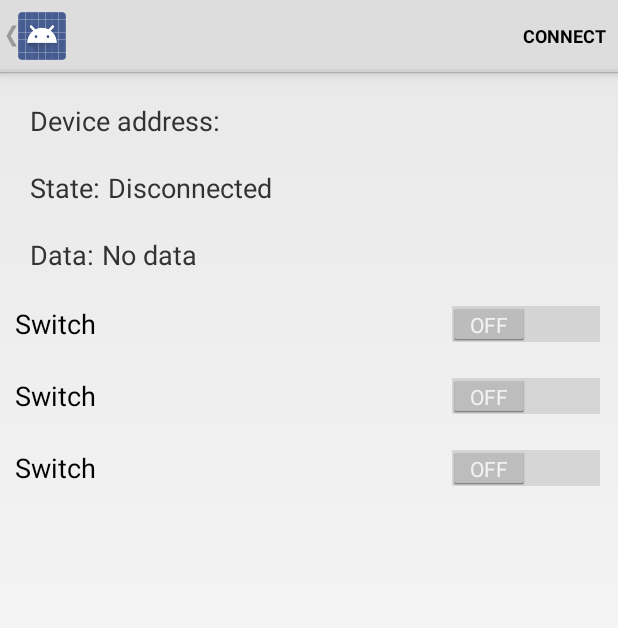
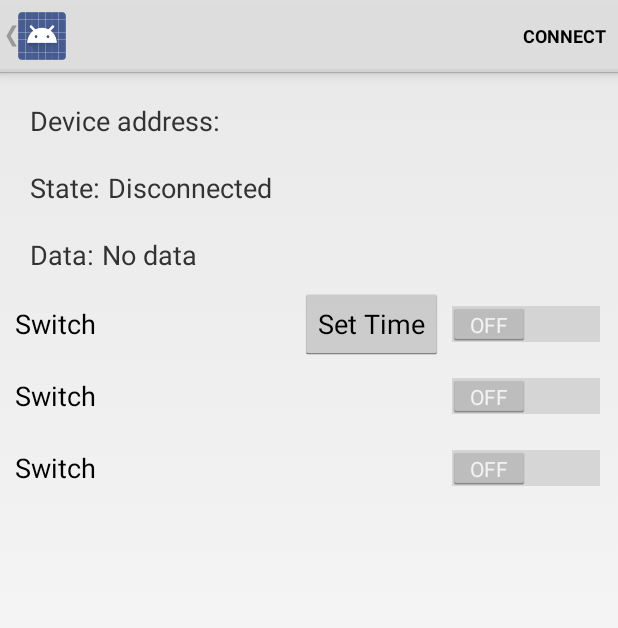
Before and after one commit to weifxn/BLE-Switch-App, an Android app: the MainActivity screen opened directly, with no data from a screen before it, on a phone screen of 412 x 824 dp. Shown: the top 628 px of the screen. Run offline under Robolectric (Android 15) with nearby library versions, the phone set to English and light mode, and no system bars; 3 statements that could not run were skipped.

Commit message:
added send set time to device

```diff
--- a/app/src/main/java/com/dk/wf/ble_switch/MainActivity.java
+++ b/app/src/main/java/com/dk/wf/ble_switch/MainActivity.java
@@ -14,6 +14,8 @@
     > Appear and collapse when tap
     > Set timer page
     > Clock icon change color when timer added
+    > send time data in byte
+    > send 3 time:  current time, start time, end time.
 
  - Disable switch when disconnected
 
@@ -45,6 +47,8 @@ package com.dk.wf.ble_switch;
 
 import android.app.Activity;
 import android.app.AlertDialog;
+import android.app.DialogFragment;
+import android.app.TimePickerDialog;
 import android.bluetooth.BluetoothGattCharacteristic;
 import android.bluetooth.BluetoothGattService;
 import android.content.BroadcastReceiver;
@@ -68,6 +72,11 @@ import android.widget.ExpandableListView;
 import android.widget.SimpleExpandableListAdapter;
 import android.widget.Switch;
 import android.widget.TextView;
+import android.widget.TimePicker;
+
+
+// Time set import
+ import java.util.Calendar;
 
 import java.io.UnsupportedEncodingException;
 import java.text.DateFormat;
@@ -81,7 +90,10 @@ import java.util.List;
  * communicates with {@code BluetoothLeService}, which in turn interacts with the
  * Bluetooth LE API.
  */
-public class MainActivity extends Activity {
+public class MainActivity extends Activity implements TimePickerDialog.OnTimeSetListener {
+
+
+
 
     // for edit lamp name dialog
     private Button btnEdit1, btnEdit2, btnEdit3;
@@ -153,7 +165,7 @@ public class MainActivity extends Activity {
     // demonstrates 'Read' and 'Notify' features.  See
     // http://d.android.com/reference/android/bluetooth/BluetoothGatt.html for the complete
     // list of supported characteristic features.
-    private final ExpandableListView.OnChildClickListener servicesListClickListner =
+    private final ExpandableListView.OnChildClickListener servicesListClickListener =
             new ExpandableListView.OnChildClickListener() {
                 @Override
                 public boolean onChildClick(ExpandableListView parent, View v, int groupPosition,
@@ -191,11 +203,22 @@ public class MainActivity extends Activity {
         super.onCreate(savedInstanceState);
         setContentView(R.layout.gatt_services_characteristics);
 
+        // Time picker section
+
         // For user edit lamp name dialog
         btnEdit1 = (Button) findViewById(R.id.btnEdit1);
         btnEdit2 = (Button) findViewById(R.id.btnEdit2);
         btnEdit3 = (Button) findViewById(R.id.btnEdit3);
         edit = (EditText) findViewById(R.id.edit_text);
+        // time picker
+        Button timebutton = (Button) findViewById(R.id.btn);
+        timebutton.setOnClickListener(new View.OnClickListener() {
+            @Override
+            public void onClick(View v) {
+                DialogFragment timePicker = new TimePickerFragment();
+                timePicker.show(getFragmentManager(), "time picker");
+            }
+        });
 
         btnEdit1.setOnLongClickListener(new View.OnLongClickListener() {
             @Override
@@ -231,7 +254,7 @@ public class MainActivity extends Activity {
         switch1=(Switch) findViewById(R.id.switch1);
         switch2=(Switch) findViewById(R.id.switch2);
         switch3=(Switch) findViewById(R.id.switch3);
-        mGattServicesList.setOnChildClickListener(servicesListClickListner);
+        mGattServicesList.setOnChildClickListener(servicesListClickListener);
         mConnectionState = (TextView) findViewById(R.id.connection_state);
         mDataField = (TextView) findViewById(R.id.data_value);
         getActionBar().setTitle(mDeviceName);
@@ -346,6 +369,25 @@ public class MainActivity extends Activity {
 
 
     }
+
+    @Override
+    public void onTimeSet(TimePicker view, int hourOfDay, int minute) {
+        String time = Integer.toString(hourOfDay) + Integer.toString(minute);
+        byte[] value;
+        try {
+            //send data to service
+            value = time.getBytes("UTF-8");
+            Log.d(TAG, "Connect request result=" + time);
+            mBluetoothLeService.writeRXCharacteristic(value);
+            //Update the log with time stamp
+            String currentDateTimeString = DateFormat.getTimeInstance().format(new Date());
+            //messageListView.smoothScrollToPosition(listAdapter.getCount() - 1);
+        } catch (UnsupportedEncodingException e) {
+            // TODO Auto-generated catch block
+            e.printStackTrace();
+        }
+    }
+
     @Override
     protected void onResume() {
         super.onResume();
@@ -520,4 +562,6 @@ public class MainActivity extends Activity {
         intentFilter.addAction(BluetoothLeService.ACTION_DATA_AVAILABLE);
         return intentFilter;
     }
+
+
 }
--- a/app/src/main/res/layout/gatt_services_characteristics.xml
+++ b/app/src/main/res/layout/gatt_services_characteristics.xml
@@ -91,6 +91,19 @@
             android:background="@android:color/transparent"
             android:text="@string/switch_name"
             android:gravity="center_vertical|start"/>
+        <TextView
+            android:id="@+id/tv"
+            android:layout_height="wrap_content"
+            android:layout_width="wrap_content"
+            />
+
+        <Button
+            android:id="@+id/btn"
+            android:layout_width="wrap_content"
+            android:layout_height="wrap_content"
+            android:layout_below="@id/tv"
+            android:onClick="onButtonClicked"
+            android:text="Set Time" />
 
         <Switch
             android:id="@+id/switch1"
@@ -99,6 +112,7 @@
             android:layout_weight="1"
             android:baselineAligned="false"
             android:text=" " />
+
     </LinearLayout>
 
     <LinearLayout
@@ -147,6 +161,8 @@
             android:text=" " />
     </LinearLayout>
 
+
+
     <EditText
         android:id="@+id/edit_text"
         android:layout_width="match_parent"
```
Also changed, not shown: app/src/main/java/com/dk/wf/ble_switch/TimePickerFragment.java (added, +31 -0 lines), app/src/main/res/values/strings.xml (+8 -0 lines).
